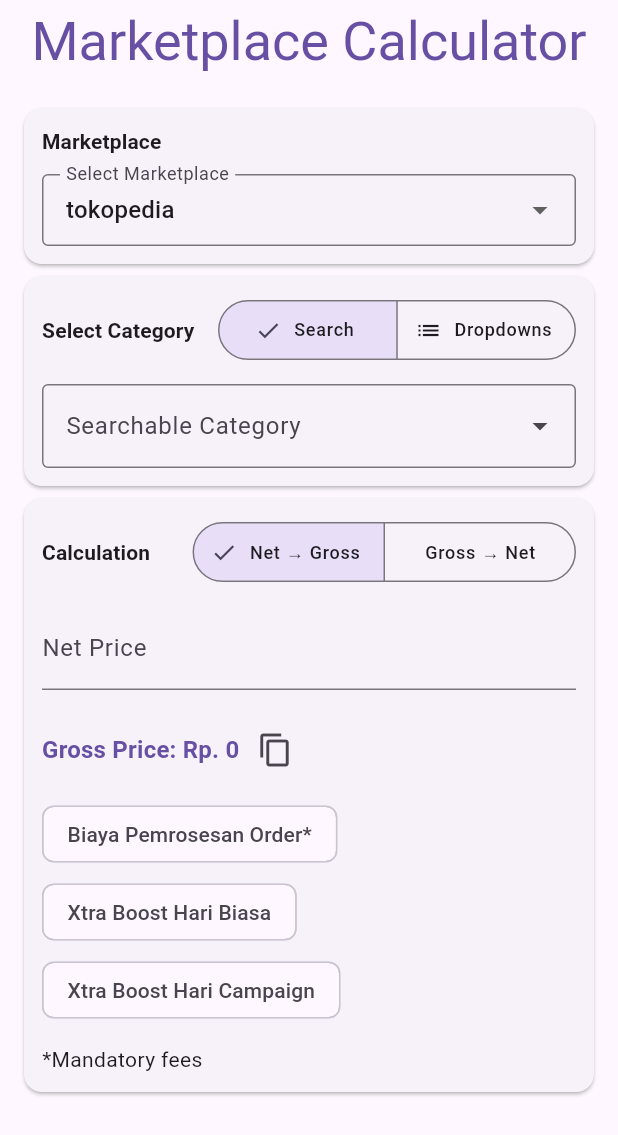
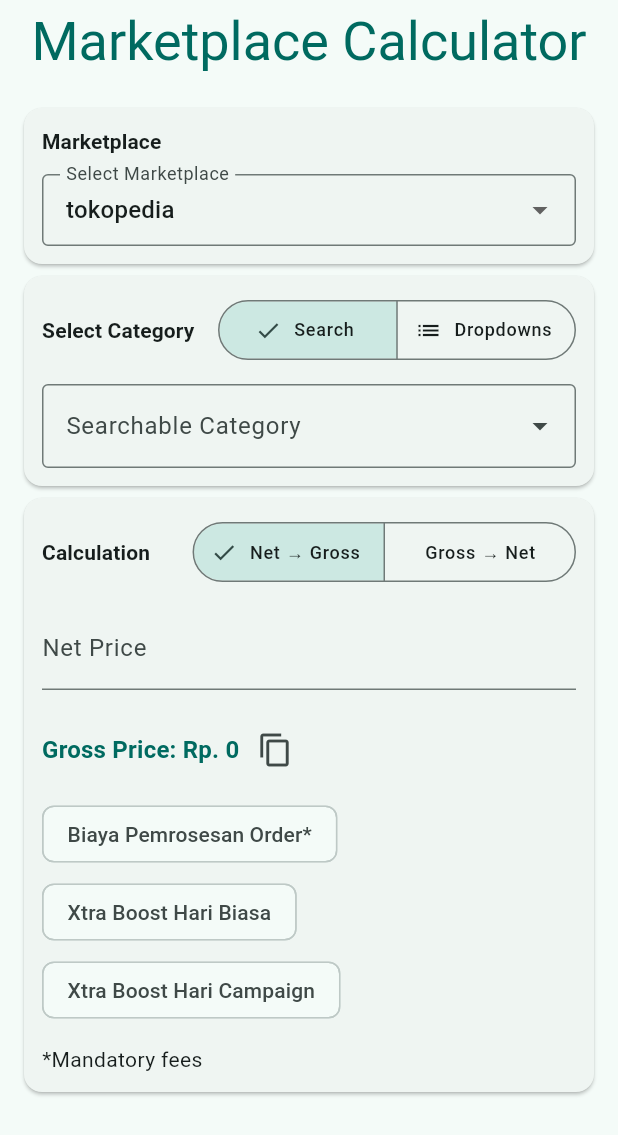
Before and after one commit to reinhart-wilson/mp-fee-calculator, a Flutter app: the screen it shows after launch, on a phone screen of 412 x 824 dp. Shown: the top 1135 px of the screen. Run offline on Flutter 3.47's test engine with Material 3 defaults, Android fonts, the phone set to English and light mode, and no system bars; drawn by our look-alikes of dropdown_search; our stand-ins replace flutter_riverpod.

Commit message:
chore: adjusted app color scheme

```diff
--- a/lib/main.dart
+++ b/lib/main.dart
@@ -18,7 +18,11 @@
     return MaterialApp(
       title: 'Marketplace Calculator',
       theme: ThemeData(
-        primarySwatch: Colors.blue,
+        colorScheme: ColorScheme.fromSeed(
+          seedColor: Colors.teal, // Your custom base color
+          brightness: Brightness.light,
+        ),
+        useMaterial3: true,
       ),
       home: const CalculatorFormScreen(),
     );
```
